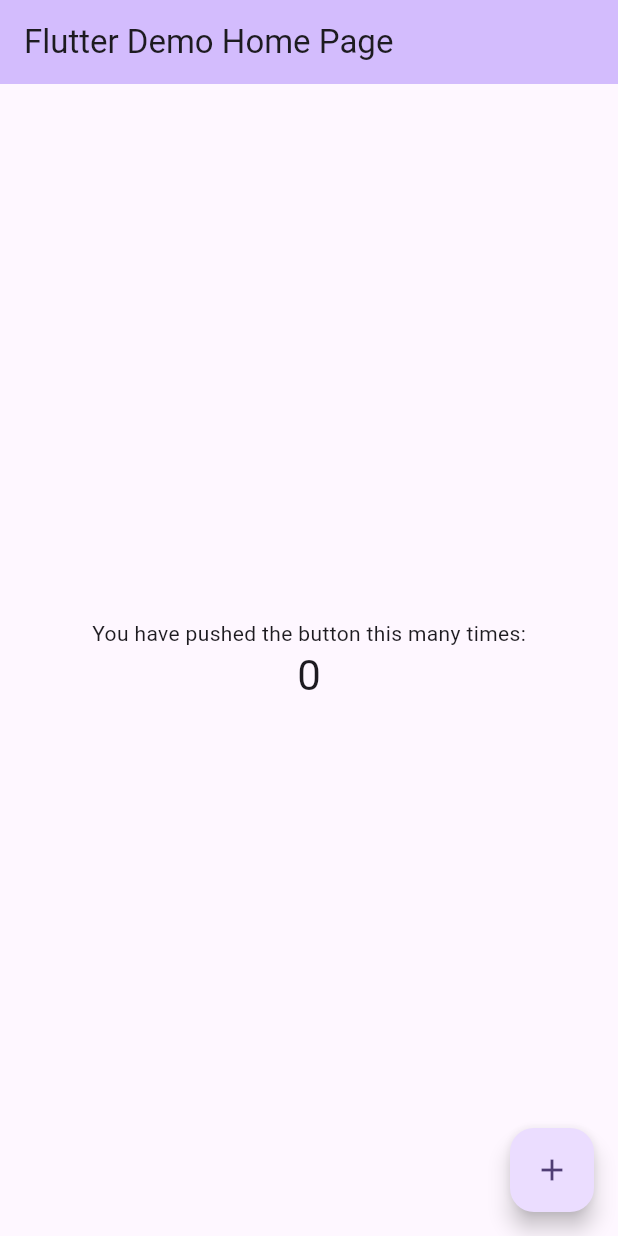
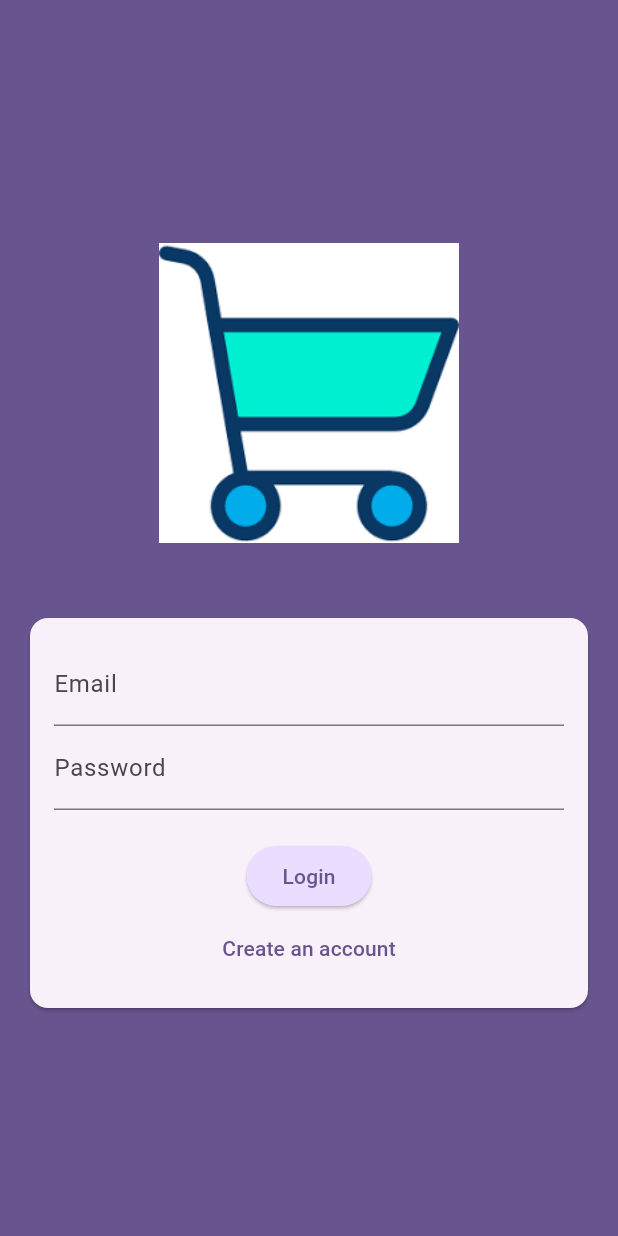
Before and after one commit to AbdelrahmanMasoudTaha/mobile_projct, a Flutter app: the screen it shows after launch, on a phone screen of 412 x 824 dp. Run offline on Flutter 3.47's test engine with Material 3 defaults, Android fonts, the phone set to English and light mode, and no system bars; our stand-ins replace cloud_firestore, firebase_auth, firebase_core, firebase_storage, image_picker; accounts and stored records are empty; key blocks and very long unbroken strings in the code were emptied for the run.

Commit message:
auth screen finshed

```diff
--- a/lib/main.dart
+++ b/lib/main.dart
@@ -1,7 +1,12 @@
+import 'package:firebase_auth/firebase_auth.dart';
 import 'package:firebase_core/firebase_core.dart';
+import 'package:mobile_app/screens/auth_screen.dart';
 import 'firebase_options.dart';
 
 import 'package:flutter/material.dart';
+
+import 'screens/home_screen.dart';
+import 'screens/splash_screen.dart';
 
 void main() async {
   WidgetsFlutterBinding.ensureInitialized();
@@ -23,95 +28,18 @@ class MyApp extends StatelessWidget {
         colorScheme: ColorScheme.fromSeed(seedColor: Colors.deepPurple),
         useMaterial3: true,
       ),
-      home: const MyHomePage(title: 'Flutter Demo Home Page'),
+      home: StreamBuilder(
+        stream: FirebaseAuth.instance.authStateChanges(),
+        builder: (context, snapshot) {
+          if (snapshot.connectionState == ConnectionState.waiting) {
+            return const SplashScreen();
+          }
+          if (snapshot.hasData) {
+            return const HomeScreen();
+          }
+          return const AuthScreen();
+        },
+      ),
     );
   }
 }
-
-class MyHomePage extends StatefulWidget {
-  const MyHomePage({super.key, required this.title});
-
-  // This widget is the home page of your application. It is stateful, meaning
-  // that it has a State object (defined below) that contains fields that affect
-  // how it looks.
-
-  // This class is the configuration for the state. It holds the values (in this
-  // case the title) provided by the parent (in this case the App widget) and
-  // used by the build method of the State. Fields in a Widget subclass are
-  // always marked "final".
-
-  final String title;
-
-  @override
-  State<MyHomePage> createState() => _MyHomePageState();
-}
-
-class _MyHomePageState extends State<MyHomePage> {
-  int _counter = 0;
-
-  void _incrementCounter() {
-    setState(() {
-      // This call to setState tells the Flutter framework that something has
-      // changed in this State, which causes it to rerun the build method below
-      // so that the display can reflect the updated values. If we changed
-      // _counter without calling setState(), then the build method would not be
-      // called again, and so nothing would appear to happen.
-      _counter++;
-    });
-  }
-
-  @override
-  Widget build(BuildContext context) {
-    // This method is rerun every time setState is called, for instance as done
-    // by the _incrementCounter method above.
-    //
-    // The Flutter framework has been optimized to make rerunning build methods
-    // fast, so that you can just rebuild anything that needs updating rather
-    // than having to individually change instances of widgets.
-    return Scaffold(
-      appBar: AppBar(
-        // TRY THIS: Try changing the color here to a specific color (to
-        // Colors.amber, perhaps?) and trigger a hot reload to see the AppBar
-        // change color while the other colors stay the same.
-        backgroundColor: Theme.of(context).colorScheme.inversePrimary,
-        // Here we take the value from the MyHomePage object that was created by
-        // the App.build method, and use it to set our appbar title.
-        title: Text(widget.title),
-      ),
-      body: Center(
-        // Center is a layout widget. It takes a single child and positions it
-        // in the middle of the parent.
-        child: Column(
-          // Column is also a layout widget. It takes a list of children and
-          // arranges them vertically. By default, it sizes itself to fit its
-          // children horizontally, and tries to be as tall as its parent.
-          //
-          // Column has various properties to control how it sizes itself and
-          // how it positions its children. Here we use mainAxisAlignment to
-          // center the children vertically; the main axis here is the vertical
-          // axis because Columns are vertical (the cross axis would be
-          // horizontal).
-          //
-          // TRY THIS: Invoke "debug painting" (choose the "Toggle Debug Paint"
-          // action in the IDE, or press "p" in the console), to see the
-          // wireframe for each widget.
-          mainAxisAlignment: MainAxisAlignment.center,
-          children: <Widget>[
-            const Text(
-              'You have pushed the button this many times:',
-            ),
-            Text(
-              '$_counter',
-              style: Theme.of(context).textTheme.headlineMedium,
-            ),
-          ],
-        ),
-      ),
-      floatingActionButton: FloatingActionButton(
-        onPressed: _incrementCounter,
-        tooltip: 'Increment',
-        child: const Icon(Icons.add),
-      ), // This trailing comma makes auto-formatting nicer for build methods.
-    );
-  }
-}
--- /dev/null
+++ b/lib/screens/auth_screen.dart
@@ -0,0 +1,190 @@
+import 'package:firebase_auth/firebase_auth.dart';
+import 'package:flutter/material.dart';
+import 'package:firebase_storage/firebase_storage.dart';
+import 'package:cloud_firestore/cloud_firestore.dart';
+
+final _firebase = FirebaseAuth.instance;
+
+class AuthScreen extends StatefulWidget {
+  const AuthScreen({super.key});
+
+  @override
+  State<AuthScreen> createState() => _AuthScreenState();
+}
+
+class _AuthScreenState extends State<AuthScreen> {
+  final GlobalKey<FormState> _formKey = GlobalKey<FormState>();
+  bool _islogin = true;
+  String _enterdEmail = '';
+  String _enterdUsername = '';
+  String _enterdPasswoud = '';
+  // File? _selectedImageFile;
+  bool _isUploading = false;
+
+  void _supmit() async {
+    bool vaild = _formKey.currentState!.validate();
+    if (!vaild) {
+      // log("dEmail");
+      return;
+    }
+    try {
+      // log("_enterdEmail");
+      setState(() {
+        _isUploading = true;
+      });
+      if (_islogin) {
+        // final UserCredential userCredential =
+        await _firebase.signInWithEmailAndPassword(
+          email: _enterdEmail,
+          password: _enterdPasswoud,
+        );
+      } else {
+        //log(_enterdEmail);
+        final UserCredential userCredential =
+            await _firebase.createUserWithEmailAndPassword(
+          email: _enterdEmail,
+          password: _enterdPasswoud,
+        );
+
+        //log(_enterdEmail);
+        // log(_enterdPasswoud);
+        FirebaseFirestore.instance
+            .collection('users')
+            .doc(userCredential.user!.uid)
+            .set({
+          'username': _enterdUsername,
+          'email': _enterdEmail,
+        });
+      }
+    } on FirebaseAuthException catch (e) {
+      ScaffoldMessenger.of(context).clearSnackBars();
+      ScaffoldMessenger.of(context).showSnackBar(
+        SnackBar(
+          content: Text(e.message ?? 'Authentication faild.'),
+        ),
+      );
+      setState(() {
+        _isUploading = false;
+      });
+    }
+    _formKey.currentState!.save();
+  }
+
+  @override
+  Widget build(BuildContext context) {
+    return Scaffold(
+      backgroundColor: Theme.of(context).colorScheme.primary,
+      body: Center(
+        child: SingleChildScrollView(
+          child: Column(
+            children: [
+              Container(
+                margin: const EdgeInsets.symmetric(
+                  horizontal: 20.0,
+                  vertical: 30,
+                ),
+                width: 200,
+                child: Image.asset('lib/assets/cart.png'),
+              ),
+              Card(
+                margin: const EdgeInsets.all(20),
+                child: SingleChildScrollView(
+                  child: Padding(
+                    padding: const EdgeInsets.all(16),
+                    child: Form(
+                      key: _formKey,
+                      child: Column(
+                        children: [
+                          // if (!_islogin)
+                          //   UserImg(
+                          //     onPickeImage: (pickedImg) {
+                          //       _selectedImageFile = pickedImg;
+                          //     },
+                          //   ),
+                          if (!_islogin)
+                            TextFormField(
+                              validator: (value) {
+                                if (value == null || value.trim().length < 4) {
+                                  return 'Please enter at least 4 character';
+                                }
+                                return null;
+                              },
+                              onSaved: (newValue) =>
+                                  _enterdUsername = newValue!,
+                              decoration: const InputDecoration(
+                                label: Text(
+                                  'Username',
+                                ),
+                              ),
+                            ),
+                          TextFormField(
+                            validator: (value) {
+                              if (value == null ||
+                                  value.trim().isEmpty ||
+                                  !value.contains('@')) {
+                                return 'Please enter a valid email adderss';
+                              }
+                              return null;
+                            },
+                            onSaved: (newValue) => _enterdEmail = newValue!,
+                            decoration: const InputDecoration(
+                              label: Text(
+                                'Email',
+                              ),
+                            ),
+                            keyboardType: TextInputType.emailAddress,
+                            autocorrect: false,
+                            textCapitalization: TextCapitalization.none,
+                          ),
+                          TextFormField(
+                            validator: (value) {
+                              if (value == null || value.trim().length < 6) {
+                                return 'Password can\'t be less than 6 character';
+                              }
+                              return null;
+                            },
+                            onSaved: (newValue) => _enterdPasswoud = newValue!,
+                            decoration: const InputDecoration(
+                              label: Text(
+                                'Password',
+                              ),
+                            ),
+                            obscureText: true,
+                          ),
+                          const SizedBox(
+                            height: 20,
+                          ),
+                          if (_isUploading) const CircularProgressIndicator(),
+                          if (!_isUploading)
+                            ElevatedButton(
+                              onPressed: _supmit,
+                              style: TextButton.styleFrom(
+                                  backgroundColor: Theme.of(context)
+                                      .colorScheme
+                                      .primaryContainer),
+                              child: Text(_islogin ? 'Login' : 'Sign Up'),
+                            ),
+                          if (!_isUploading)
+                            TextButton(
+                              onPressed: () {
+                                setState(() {
+                                  _islogin = !_islogin;
+                                });
+                              },
+                              child: Text(_islogin
+                                  ? 'Create an account'
+                                  : 'I allredy have an account'),
+                            ),
+                        ],
+                      ),
+                    ),
+                  ),
+                ),
+              )
+            ],
+          ),
+        ),
+      ),
+    );
+  }
+}
```
Also changed, not shown: lib/models/prodect.dart (added, +54 -0 lines), lib/screens/home_screen.dart (added, +28 -0 lines), lib/screens/splash_screen.dart (added, +12 -0 lines), lib/widgets/product_card.dart (added, +28 -0 lines), lib/widgets/user_img.dart (added, +55 -0 lines), pubspec.yaml (+6 -2 lines), lib/assets/cart.png (added), pubspec.lock, 5 other files.
